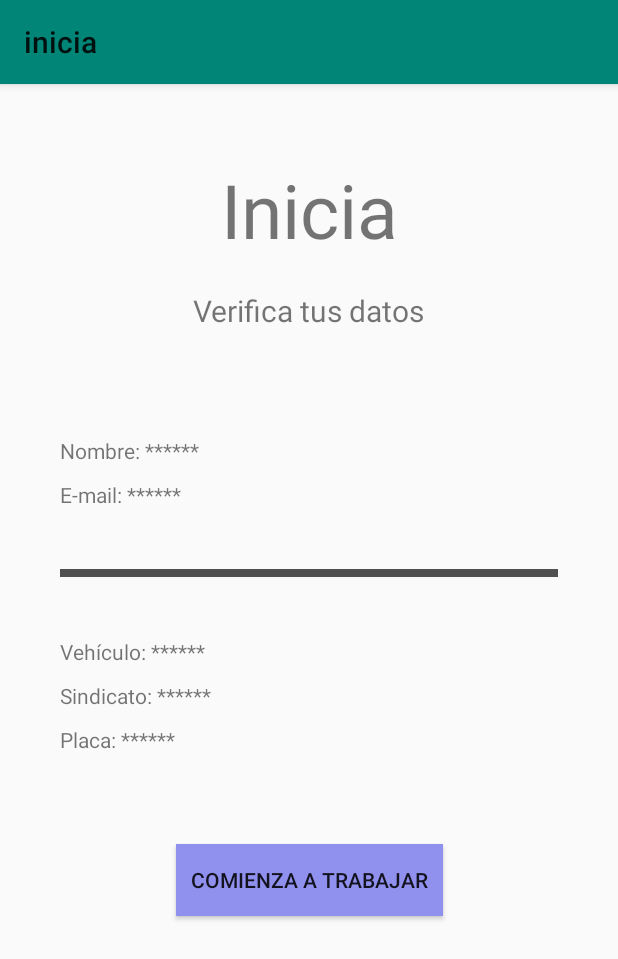
After one commit to andresduarter22/sarana, an Android app: the Inicia screen opened directly, with no data from a screen before it, on a phone screen of 412 x 824 dp. The commit adds this screen. Shown: the top 959 px of the screen. Run offline under Robolectric (Android 15) with nearby library versions, the phone set to English and light mode, and no system bars; 2 statements that could not run were skipped.

Commit message:
Inicia screen

```diff
--- a/app/build.gradle
+++ b/app/build.gradle
@@ -22,6 +22,7 @@ dependencies {
     implementation fileTree(dir: 'libs', include: ['*.jar'])
     implementation 'com.android.support:appcompat-v7:28.0.0'
     implementation 'com.android.support.constraint:constraint-layout:1.1.3'
+    implementation 'com.android.support:design:28.0.0'
     testImplementation 'junit:junit:4.12'
     androidTestImplementation 'com.android.support.test:runner:1.0.2'
     androidTestImplementation 'com.android.support.test.espresso:espresso-core:3.0.2'
--- a/app/src/main/AndroidManifest.xml
+++ b/app/src/main/AndroidManifest.xml
@@ -9,6 +9,10 @@
         android:roundIcon="@mipmap/ic_launcher_round"
         android:supportsRtl="true"
         android:theme="@style/AppTheme">
+        <activity
+            android:name=".Inicia"
+            android:label="@string/title_activity_inicia"
+            android:theme="@style/AppTheme.NoActionBar"></activity>
         <activity android:name=".MainActivity">
             <intent-filter>
                 <action android:name="android.intent.action.MAIN" />
--- /dev/null
+++ b/app/src/main/java/com/example/sarana/Inicia.java
@@ -0,0 +1,28 @@
+package com.example.sarana;
+
+import android.os.Bundle;
+import android.support.design.widget.FloatingActionButton;
+import android.support.design.widget.Snackbar;
+import android.support.v7.app.AppCompatActivity;
+import android.support.v7.widget.Toolbar;
+import android.view.View;
+
+public class Inicia extends AppCompatActivity {
+    @Override
+    protected void onCreate(Bundle savedInstanceState) {
+        super.onCreate(savedInstanceState);
+        setContentView(R.layout.activity_inicia);
+        Toolbar toolbar = findViewById(R.id.toolbar);
+        setSupportActionBar(toolbar);
+
+        FloatingActionButton fab = findViewById(R.id.fab);
+        fab.setOnClickListener(new View.OnClickListener() {
+            @Override
+            public void onClick(View view) {
+                Snackbar.make(view, "Replace with your own action", Snackbar.LENGTH_LONG)
+                        .setAction("Action", null).show();
+            }
+        });
+    }
+
+}
--- /dev/null
+++ b/app/src/main/res/layout/activity_inicia.xml
@@ -0,0 +1,25 @@
+<?xml version="1.0" encoding="utf-8"?>
+<android.support.design.widget.CoordinatorLayout xmlns:android="http://schemas.android.com/apk/res/android"
+    xmlns:app="http://schemas.android.com/apk/res-auto"
+    xmlns:tools="http://schemas.android.com/tools"
+    android:layout_width="match_parent"
+    android:layout_height="match_parent"
+    tools:context=".Inicia">
+
+    <android.support.design.widget.AppBarLayout
+        android:layout_width="match_parent"
+        android:layout_height="wrap_content"
+        >
+
+        <android.support.v7.widget.Toolbar
+            android:id="@+id/toolbar"
+            android:layout_width="match_parent"
+            android:layout_height="?attr/actionBarSize"
+            android:background="?attr/colorPrimary"
+             />
+
+    </android.support.design.widget.AppBarLayout>
+
+    <include layout="@layout/content_inicia"/>
+
+</android.support.design.widget.CoordinatorLayout>
--- /dev/null
+++ b/app/src/main/res/layout/content_inicia.xml
@@ -0,0 +1,100 @@
+<?xml version="1.0" encoding="utf-8"?>
+<android.support.constraint.ConstraintLayout xmlns:android="http://schemas.android.com/apk/res/android"
+    xmlns:app="http://schemas.android.com/apk/res-auto"
+    xmlns:tools="http://schemas.android.com/tools"
+    android:layout_width="match_parent"
+    android:layout_height="match_parent"
+    app:layout_behavior="@string/appbar_scrolling_view_behavior"
+    tools:context=".Inicia"
+    tools:showIn="@layout/activity_inicia">
+
+    <TextView
+        android:id="@+id/inicia_title"
+        android:layout_width="wrap_content"
+        android:layout_height="wrap_content"
+        android:layout_marginStart="0dp"
+        android:layout_marginTop="50dp"
+        android:text="@string/inicia_title"
+        android:textSize="50sp"
+        app:layout_constraintEnd_toEndOf="parent"
+        app:layout_constraintHorizontal_bias="0.5"
+        app:layout_constraintStart_toStartOf="parent"
+        app:layout_constraintTop_toTopOf="parent" />
+    <TextView
+        android:id="@+id/inicia_subtitle"
+        android:layout_width="wrap_content"
+        android:layout_height="wrap_content"
+        android:text="@string/inicia_subtitle"
+        android:layout_marginStart="0dp"
+        android:textSize="20sp"
+        android:layout_marginTop="20dp"
+        app:layout_constraintStart_toStartOf="parent"
+        app:layout_constraintTop_toBottomOf="@id/inicia_title"
+        app:layout_constraintHorizontal_bias="0.5"
+        app:layout_constraintEnd_toEndOf="parent"/>
+    <TextView
+        android:id="@+id/inicia_name"
+        android:layout_width="wrap_content"
+        android:layout_height="wrap_content"
+        android:text="@string/inicia_name"
+        android:layout_marginTop="70dp"
+        android:layout_marginStart="40dp"
+        app:layout_constraintTop_toBottomOf="@id/inicia_subtitle"
+        app:layout_constraintStart_toStartOf="parent"/>
+    <TextView
+        android:id="@+id/inicia_email"
+        android:layout_width="wrap_content"
+        android:layout_height="wrap_content"
+        android:text="@string/inicia_email"
+        android:layout_marginTop="10dp"
+        android:layout_marginStart="40dp"
+        app:layout_constraintTop_toBottomOf="@id/inicia_name"
+        app:layout_constraintStart_toStartOf="parent"/>
+    <View style="@style/Divider"
+        android:id="@+id/inicia_divider"
+        app:layout_constraintStart_toStartOf="parent"
+        android:layout_marginStart="40dp"
+        android:layout_marginEnd="40dp"
+        app:layout_constraintTop_toBottomOf="@+id/inicia_email"
+        android:layout_marginTop="40dp"
+        android:background="#505050"/>
+    <TextView
+        android:id="@+id/inicia_vehicle"
+        android:layout_width="wrap_content"
+        android:layout_height="wrap_content"
+        android:text="@string/inicia_vehicle"
+        android:layout_marginTop="40dp"
+        android:layout_marginStart="40dp"
+        app:layout_constraintTop_toBottomOf="@id/inicia_divider"
+        app:layout_constraintStart_toStartOf="parent"/>
+    <TextView
+        android:id="@+id/inicia_syndicate"
+        android:layout_width="wrap_content"
+        android:layout_height="wrap_content"
+        android:text="@string/inicia_syndicate"
+        android:layout_marginTop="10dp"
+        android:layout_marginStart="40dp"
+        app:layout_constraintTop_toBottomOf="@id/inicia_vehicle"
+        app:layout_constraintStart_toStartOf="parent"/>
+    <TextView
+        android:id="@+id/inicia_plate"
+        android:layout_width="wrap_content"
+        android:layout_height="wrap_content"
+        android:text="@string/inicia_plate"
+        android:layout_marginTop="10dp"
+        android:layout_marginStart="40dp"
+        app:layout_constraintTop_toBottomOf="@id/inicia_syndicate"
+        app:layout_constraintStart_toStartOf="parent"/>
+    <Button
+        android:layout_width="wrap_content"
+        android:layout_height="wrap_content"
+        android:text="@string/inicia_button"
+        android:layout_marginTop="60dp"
+        android:background="#9090EE"
+        android:padding="10dp"
+        app:layout_constraintTop_toBottomOf="@id/inicia_plate"
+        app:layout_constraintStart_toStartOf="parent"
+        app:layout_constraintEnd_toEndOf="parent"
+        app:layout_constraintHorizontal_bias="0.5" />
+
+</android.support.constraint.ConstraintLayout>
--- /dev/null
+++ b/app/src/main/res/values/dimens.xml
@@ -0,0 +1,3 @@
+<resources>
+    <dimen name="fab_margin">16dp</dimen>
+</resources>
--- a/app/src/main/res/values/strings.xml
+++ b/app/src/main/res/values/strings.xml
@@ -1,3 +1,13 @@
 <resources>
     <string name="app_name">sarana</string>
+    <string name="title_activity_inicia">inicia</string>
+    <string name="inicia_title">Inicia</string>
+    <string name="inicia_subtitle">Verifica tus datos</string>
+    <string name="inicia_name">Nombre: ******</string>
+    <string name="inicia_email">E-mail: ******</string>
+    <string name="inicia_vehicle">Vehículo: ******</string>
+    <string name="inicia_syndicate">Sindicato: ******</string>
+    <string name="inicia_plate">Placa: ******</string>
+    <string name="inicia_button">Comienza a trabajar</string>
+
 </resources>
--- a/app/src/main/res/values/styles.xml
+++ b/app/src/main/res/values/styles.xml
@@ -8,4 +8,18 @@
         <item name="colorAccent">@color/colorAccent</item>
     </style>
 
+    <style name="AppTheme.NoActionBar">
+        <item name="windowActionBar">false</item>
+        <item name="windowNoTitle">true</item>
+    </style>
+
+    <style name="AppTheme.AppBarOverlay" parent="ThemeOverlay.AppCompat.Dark.ActionBar" />
+
+    <style name="AppTheme.PopupOverlay" parent="ThemeOverlay.AppCompat.Light" />
+    <style name="Divider">
+        <item name="android:layout_width">match_parent</item>
+        <item name="android:layout_height">5dp</item>
+        <item name="android:background">?android:attr/listDivider</item>
+    </style>
+
 </resources>
```
